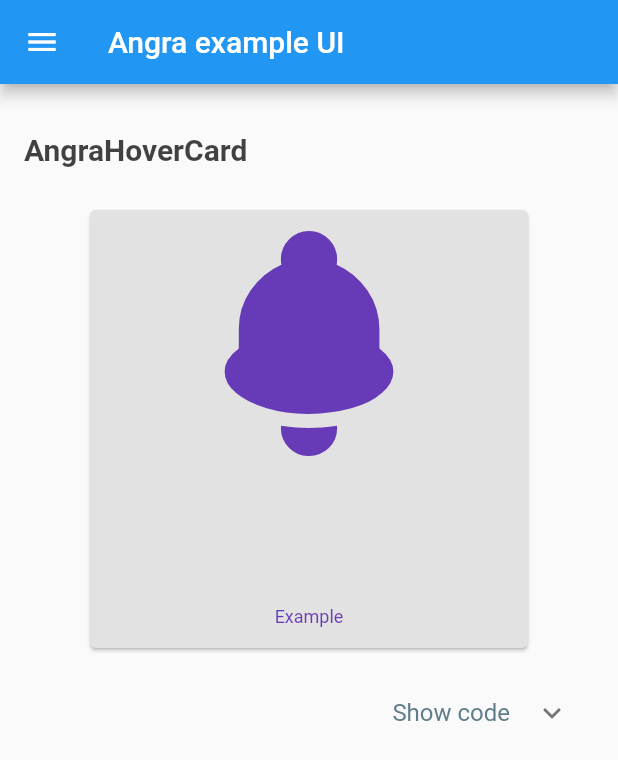
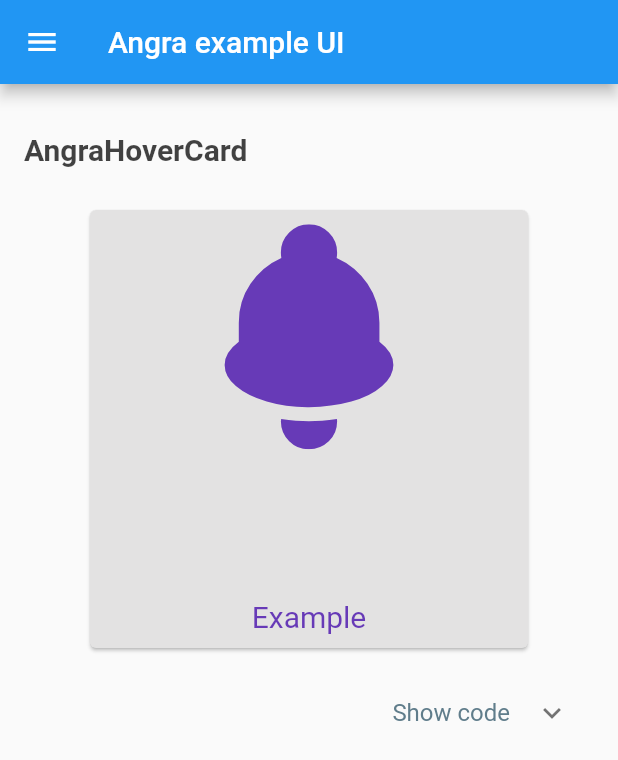
Before and after one commit to Joao-Filh0/angra_projects_ui, a Flutter app: the screen it shows after launch, swiped to page 3, on a phone screen of 412 x 824 dp. Shown: the top 760 px of the screen. Run offline on Flutter 3.47's test engine with Material 2 defaults, Android fonts, the phone set to English and light mode, and no system bars; our stand-ins replace flutter_svg, mask_text_input_formatter.

Commit message:
fix size text

```diff
--- a/lib/widgets/angra_hover_card.dart
+++ b/lib/widgets/angra_hover_card.dart
@@ -61,7 +61,7 @@ class _AngraHoverCardState extends State<AngraHoverCard> {
                     ),
                     Text(
                       widget.title,
-                      style: TextStyle(color: widget.iconColor, fontSize: 12.0),
+                      style: TextStyle(color: widget.iconColor, fontSize: 20.0),
                     )
                   ],
                 ),
```
